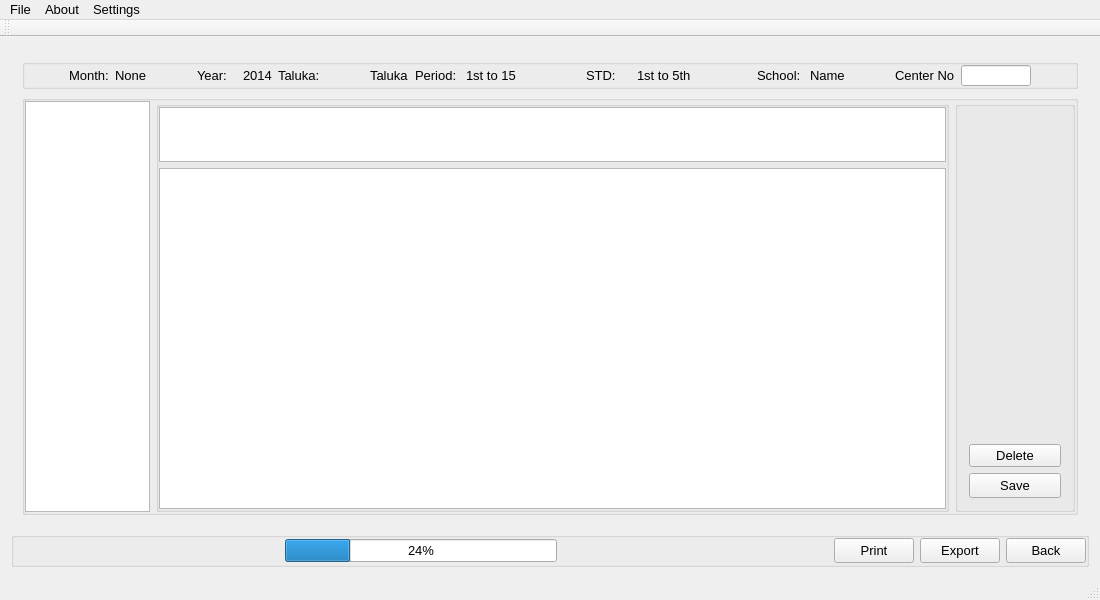
Before: the Qt Designer form QuickManager/mainwindow.ui in Vijay13/QuickManager, drawn with Qt 5.
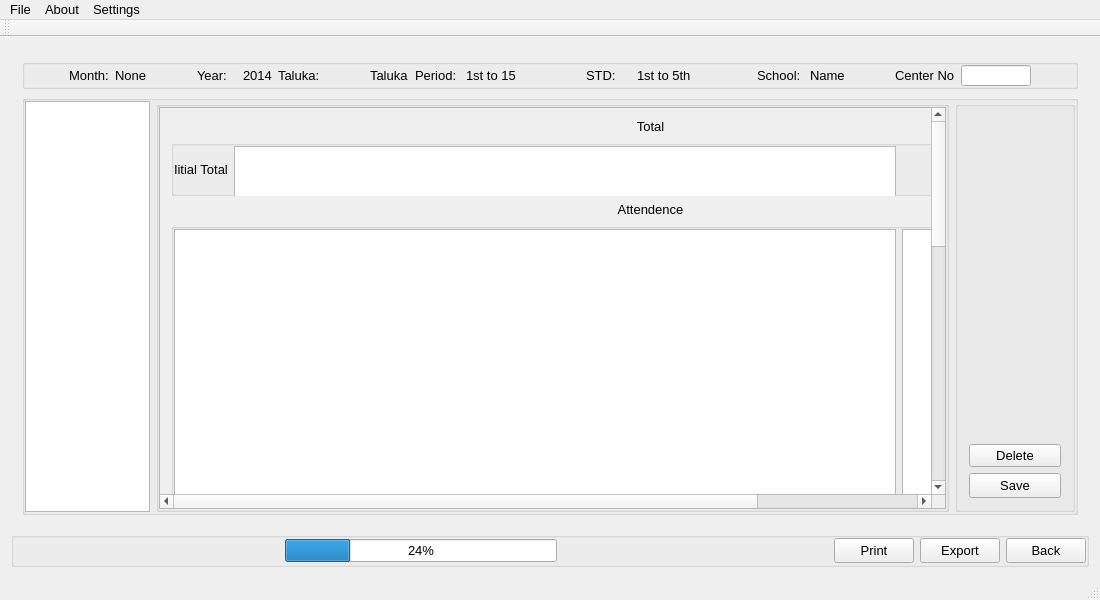
After: the same form once the commit is applied.

Commit message: Added grapics of attendence and beneficiaries table for School Bill Managere

Diff of the .ui file:
```diff
--- a/QuickManager/mainwindow.ui
+++ b/QuickManager/mainwindow.ui
@@ -1131,10 +1131,72 @@
                <number>0</number>
               </property>
               <item>
+               <widget class="QScrollArea" name="scrollAreaContent">
+                <property name="widgetResizable">
+                 <bool>true</bool>
+                </property>
+                <widget class="QWidget" name="scrollAreaWidgetContents">
+                 <property name="geometry">
+                  <rect>
+                   <x>0</x>
+                   <y>0</y>
+                   <width>973</width>
+                   <height>1106</height>
+                  </rect>
+                 </property>
+                 <layout class="QVBoxLayout" name="verticalLayout_8">
+                  <item>
+                   <widget class="QLabel" name="labelTotal">
+                    <property name="maximumSize">
+                     <size>
+                      <width>16777215</width>
+                      <height>20</height>
+                     </size>
+                    </property>
+                    <property name="text">
+                     <string>Total</string>
+                    </property>
+                    <property name="alignment">
+                     <set>Qt::AlignCenter</set>
+                    </property>
+                   </widget>
+                  </item>
+                  <item>
+                   <widget class="QGroupBox" name="groupBoxTotal">
+                    <property name="minimumSize">
+                     <size>
+                      <width>0</width>
+                      <height>56</height>
+                     </size>
+                    </property>
+                    <property name="title">
+                     <string/>
+                    </property>
+                    <layout class="QHBoxLayout" name="horizontalLayout_12">
+                     <property name="leftMargin">
+                      <number>0</number>
+                     </property>
+                     <property name="topMargin">
+                      <number>0</number>
+                     </property>
+                     <property name="rightMargin">
+                      <number>0</number>
+                     </property>
+                     <property name="bottomMargin">
+                      <number>0</number>
+                     </property>
+                     <item>
+                      <widget class="QLabel" name="labelInitialTotal">
+                       <property name="text">
+                        <string>Iitial Total</string>
+                       </property>
+                      </widget>
+                     </item>
+                     <item>
                <widget class="QTableView" name="tableViewTotalBill">
                 <property name="minimumSize">
                  <size>
-                  <width>0</width>
+                         <width>662</width>
                   <height>55</height>
                  </size>
                 </property>
@@ -1153,7 +1215,7 @@
                  <bool>true</bool>
                 </attribute>
                 <attribute name="horizontalHeaderDefaultSectionSize">
-                 <number>70</number>
+                        <number>60</number>
                 </attribute>
                 <attribute name="verticalHeaderVisible">
                  <bool>false</bool>
@@ -1167,16 +1229,170 @@
                </widget>
               </item>
               <item>
-               <widget class="QTableView" name="tableViewMainBill">
+                      <spacer name="horizontalSpacer_13">
+                       <property name="orientation">
+                        <enum>Qt::Horizontal</enum>
+                       </property>
+                       <property name="sizeHint" stdset="0">
+                        <size>
+                         <width>40</width>
+                         <height>20</height>
+                        </size>
+                       </property>
+                      </spacer>
+                     </item>
+                    </layout>
+                   </widget>
+                  </item>
+                  <item>
+                   <widget class="QLabel" name="labelAttendence">
+                    <property name="maximumSize">
+                     <size>
+                      <width>16777215</width>
+                      <height>20</height>
+                     </size>
+                    </property>
+                    <property name="text">
+                     <string>Attendence</string>
+                    </property>
+                    <property name="alignment">
+                     <set>Qt::AlignCenter</set>
+                    </property>
+                   </widget>
+                  </item>
+                  <item>
+                   <widget class="QGroupBox" name="groupBoxAttendence">
+                    <property name="minimumSize">
+                     <size>
+                      <width>0</width>
+                      <height>477</height>
+                     </size>
+                    </property>
+                    <property name="title">
+                     <string/>
+                    </property>
+                    <layout class="QHBoxLayout" name="horizontalLayout_10">
+                     <property name="leftMargin">
+                      <number>0</number>
+                     </property>
+                     <property name="topMargin">
+                      <number>0</number>
+                     </property>
+                     <property name="rightMargin">
+                      <number>0</number>
+                     </property>
+                     <property name="bottomMargin">
+                      <number>0</number>
+                     </property>
+                     <item>
+                      <widget class="QTableView" name="tableViewMainBillAttendence">
+                       <property name="minimumSize">
+                        <size>
+                         <width>722</width>
+                         <height>0</height>
+                        </size>
+                       </property>
+                       <property name="maximumSize">
+                        <size>
+                         <width>722</width>
+                         <height>16777215</height>
+                        </size>
+                       </property>
                 <property name="editTriggers">
                  <set>QAbstractItemView::AnyKeyPressed|QAbstractItemView::DoubleClicked|QAbstractItemView::EditKeyPressed</set>
                 </property>
                 <attribute name="horizontalHeaderDefaultSectionSize">
-                 <number>70</number>
+                        <number>60</number>
                 </attribute>
                 <attribute name="verticalHeaderVisible">
                  <bool>false</bool>
                 </attribute>
+                      </widget>
+                     </item>
+                     <item>
+                      <widget class="QTableView" name="tableViewCheckTableAttendence">
+                       <property name="minimumSize">
+                        <size>
+                         <width>225</width>
+                         <height>0</height>
+                        </size>
+                       </property>
+                      </widget>
+                     </item>
+                    </layout>
+                   </widget>
+                  </item>
+                  <item>
+                   <widget class="QLabel" name="labelBeneficiaries">
+                    <property name="maximumSize">
+                     <size>
+                      <width>16777215</width>
+                      <height>20</height>
+                     </size>
+                    </property>
+                    <property name="text">
+                     <string>Beneficiaries</string>
+                    </property>
+                    <property name="alignment">
+                     <set>Qt::AlignCenter</set>
+                    </property>
+                   </widget>
+                  </item>
+                  <item>
+                   <widget class="QGroupBox" name="groupBoxBeneficiaries">
+                    <property name="minimumSize">
+                     <size>
+                      <width>0</width>
+                      <height>477</height>
+                     </size>
+                    </property>
+                    <property name="title">
+                     <string/>
+                    </property>
+                    <layout class="QHBoxLayout" name="horizontalLayout_11">
+                     <property name="leftMargin">
+                      <number>0</number>
+                     </property>
+                     <property name="topMargin">
+                      <number>0</number>
+                     </property>
+                     <property name="rightMargin">
+                      <number>0</number>
+                     </property>
+                     <property name="bottomMargin">
+                      <number>0</number>
+                     </property>
+                     <item>
+                      <widget class="QTableView" name="tableViewMainBillBeneficiaries">
+                       <property name="minimumSize">
+                        <size>
+                         <width>722</width>
+                         <height>0</height>
+                        </size>
+                       </property>
+                       <property name="maximumSize">
+                        <size>
+                         <width>722</width>
+                         <height>16777215</height>
+                        </size>
+                       </property>
+                      </widget>
+                     </item>
+                     <item>
+                      <widget class="QTableView" name="tableViewCheckTableBeneficiaries">
+                       <property name="minimumSize">
+                        <size>
+                         <width>225</width>
+                         <height>0</height>
+                        </size>
+                       </property>
+                      </widget>
+                     </item>
+                    </layout>
+                   </widget>
+                  </item>
+                 </layout>
+                </widget>
                </widget>
               </item>
              </layout>
```
Left out of the diff: 3 changed lines with no effect on the pictures. Lines whose indentation alone changed are shown as unchanged. The commit also changes 3 other files.
